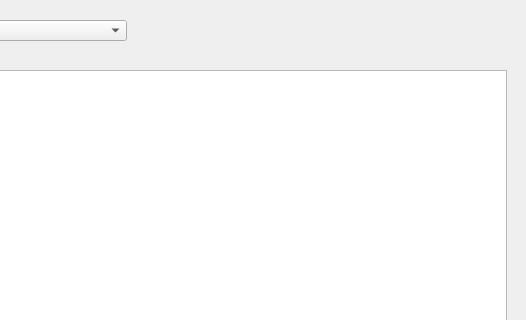
First picture: the form in AIModel/AiScoreWindow.ui, repository huiliyi-lmf/StudentScoreManagement, before the edit; both pictures show x 274 to 800 and y 0 to 320 of the 800 by 600 pixel window.
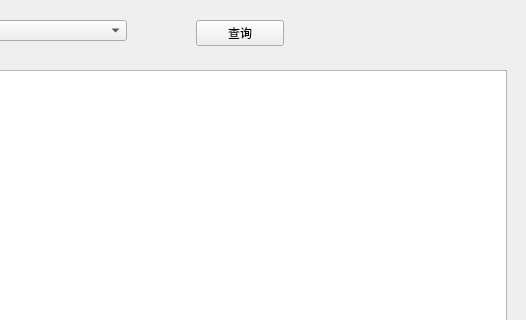
Second picture: the form after the edit. Icons and pictures are not drawn.

Patch:
```diff
--- a/AIModel/AiScoreWindow.ui
+++ b/AIModel/AiScoreWindow.ui
@@ -73,6 +73,19 @@
      <bool>true</bool>
     </property>
    </widget>
+   <widget class="QPushButton" name="queryBtn">
+    <property name="geometry">
+     <rect>
+      <x>470</x>
+      <y>20</y>
+      <width>88</width>
+      <height>26</height>
+     </rect>
+    </property>
+    <property name="text">
+     <string>查询</string>
+    </property>
+   </widget>
   </widget>
  </widget>
  <resources/>
```
Left out of the diff: 10 changed lines with no effect on the pictures.
